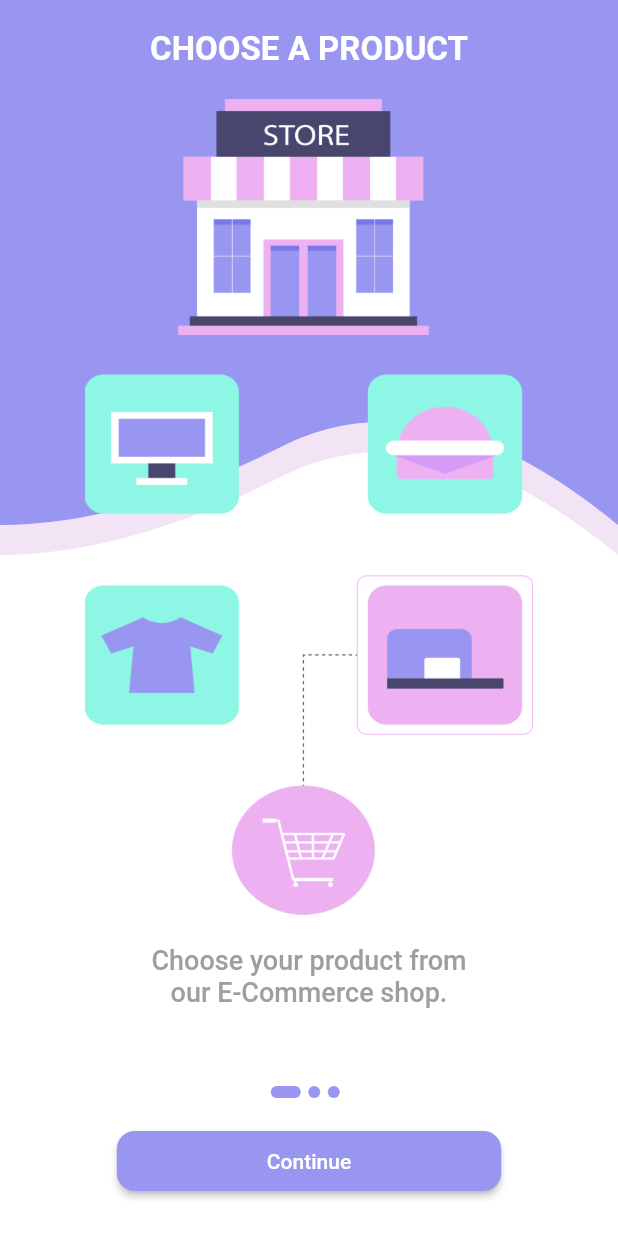
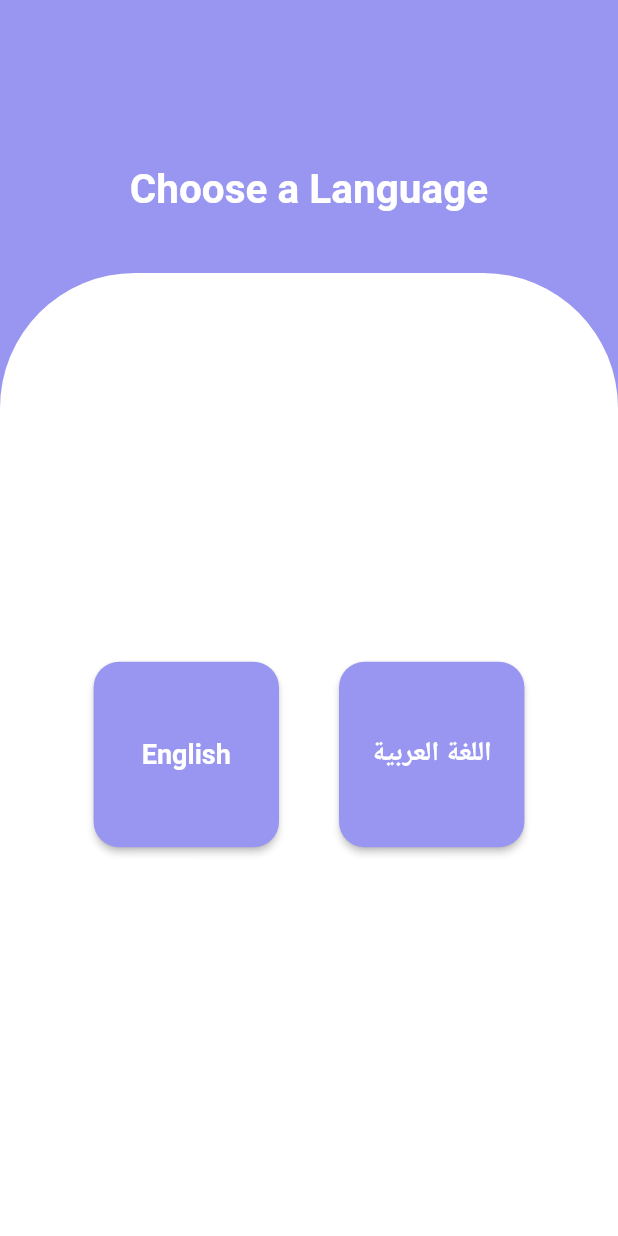
Before and after one commit to Yousef497/Flutter-E-Commerce, a Flutter app: the screen it shows after launch, on a phone screen of 412 x 824 dp. Run offline on Flutter 3.47's test engine with Material 2 defaults, Android fonts, the phone set to English and light mode, and no system bars; our stand-ins replace get, shared_preferences.

Commit message:
Choose a language at first run is added and localization files to map the languages

```diff
--- a/lib/core/constants/route.dart
+++ b/lib/core/constants/route.dart
@@ -1,3 +1,4 @@
 class AppRoute{
   static const String login = "/login";
+  static const String onBoarding = "/onboarding";
 }
--- /dev/null
+++ b/lib/core/localization/changeLocal.dart
@@ -0,0 +1,35 @@
+// Language controller that is responsible for changing language through the whole app
+
+import 'dart:ui';
+
+import 'package:e_commerce/core/services/services.dart';
+import 'package:get/get.dart';
+
+class LocaleController extends GetxController{
+
+  Locale? language;
+
+  MyServices myServices = Get.find();
+
+  changeLang(String langCode){
+    Locale locale = Locale(langCode);
+    myServices.sharedPreferences.setString("lang", langCode);
+    Get.updateLocale(locale);
+  }
+
+  @override
+  void onInit(){
+
+    String? sharedPrefLang = myServices.sharedPreferences.getString("lang");
+    if (sharedPrefLang == "ar"){
+      language = const Locale("ar");
+    } else if (sharedPrefLang == "en"){
+      language = const Locale("en");
+    } else {
+      language = Locale(Get.deviceLocale!.languageCode);
+    }
+
+    super.onInit();
+  }
+
+}
--- /dev/null
+++ b/lib/core/localization/translation.dart
@@ -0,0 +1,48 @@
+import 'package:get/get.dart';
+
+class MyTranslation extends Translations{
+
+  @override
+  Map<String, Map<String, String>> get keys => {
+
+    "ar": {
+      "Choose a Language" : "اختر اللغة",
+      "next": "التالي",
+      "settings": "الإعدادات",
+      "account": "الحساب",
+      "price": "الثمن",
+      "e-mail": "البريد الاكتروني",
+      "password": "كلمة السر",
+      "phone": "رقم الهاتف",
+      "Continue": "استمرار",
+      "TRACK YOUR ORDER": "تتبع طلبك",
+      "CHOOSE A PRODUCT": "اختر منتجًا",
+      "EASY & SAFE PAYMENT": "دفع سهل وآمن",
+      "Choose your product from \nour E-Commerce shop": "اختر منتجك من\nمتجرنا الإلكتروني",
+      "Best Tracker has been used to track your order.\nYou will know where your product is at the moment": "تم استخدام أفضل متتبع لتتبع طلبك\nستعرف مكان وجود منتجك في الوقت الحالي",
+      "Easy Checkout & Safe Payment methods": "سهولة اكمال الطلب وطرق الدفع الآمنة",
+
+
+    },
+
+    "en": {
+      "Choose a Language" : "Choose a Language",
+      "next": "Next",
+      "settings": "Settings",
+      "account": "Account",
+      "price": "Price",
+      "e-mail": "E-mail",
+      "password": "Password",
+      "phone": "Phone Number",
+      "Continue": "Continue",
+      "TRACK YOUR ORDER": "TRACK YOUR ORDER",
+      "CHOOSE A PRODUCT": "CHOOSE A PRODUCT",
+      "EASY & SAFE PAYMENT": "EASY & SAFE PAYMENT",
+      "Choose your product from \nour E-Commerce shop": "Choose your product from \nour E-Commerce shop",
+      "Best Tracker has been used to track your order.\nYou will know where your product is at the moment": "Best Tracker has been used to track your order.\nYou will know where your product is at the moment",
+      "Easy Checkout & Safe Payment methods": "Easy Checkout & Safe Payment methods",
+
+    }
+  };
+
+}
--- /dev/null
+++ b/lib/core/services/services.dart
@@ -0,0 +1,20 @@
+import 'package:get/get.dart';
+import 'package:shared_preferences/shared_preferences.dart';
+
+
+// all services to get when the app opens
+
+class MyServices extends GetxService{
+
+  late SharedPreferences sharedPreferences;
+
+  Future<MyServices> init() async {
+    sharedPreferences = await SharedPreferences.getInstance();
+    return this;
+  }
+
+}
+
+initialServices() async {
+  await Get.putAsync(() => MyServices().init());
+}
--- a/lib/data/datasource/static/static.dart
+++ b/lib/data/datasource/static/static.dart
@@ -2,7 +2,7 @@ import '../../../core/constants/imageassets.dart';
 import '../../model/onboardingmodel.dart';
 
 List<OnBoardingModel> onBoardingList= [
-  OnBoardingModel(title: "CHOOSE A PRODUCT", image: AppImageAssets.onBoardingImageOne, body: "Choose your product from \nour E-Commerce shop."),
-  OnBoardingModel(title: "EASY & SAFE PAYMENT",image: AppImageAssets.onBoardingImageTwo, body: "Easy Checkout & Safe Payment methods."),
-  OnBoardingModel(title: "TRACK YOUR ORDER",image: AppImageAssets.onBoardingImageThree, body: "Best Tracker has been used to track your order.\nYou will know where your product is at the moment.")
+  OnBoardingModel(title: "CHOOSE A PRODUCT", image: AppImageAssets.onBoardingImageOne, body: "Choose your product from \nour E-Commerce shop"),
+  OnBoardingModel(title: "EASY & SAFE PAYMENT",image: AppImageAssets.onBoardingImageTwo, body: "Easy Checkout & Safe Payment methods"),
+  OnBoardingModel(title: "TRACK YOUR ORDER",image: AppImageAssets.onBoardingImageThree, body: "Best Tracker has been used to track your order.\nYou will know where your product is at the moment")
 ];
--- a/lib/main.dart
+++ b/lib/main.dart
@@ -1,13 +1,18 @@
+import 'package:e_commerce/core/localization/translation.dart';
+import 'package:e_commerce/view/screen/language.dart';
 import 'package:e_commerce/view/screen/onboarding.dart';
 import 'package:flutter/material.dart';
 import 'package:flutter/services.dart';
 import 'package:get/get.dart';
 
 import 'core/constants/color.dart';
+import 'core/localization/changeLocal.dart';
+import 'core/services/services.dart';
 import 'routes.dart';
 
-void main() {
+void main() async {
   WidgetsFlutterBinding.ensureInitialized();
+  await initialServices();
   SystemChrome.setEnabledSystemUIMode(
     SystemUiMode.immersiveSticky,
     overlays: [SystemUiOverlay.top]
@@ -21,9 +26,14 @@ class MyApp extends StatelessWidget {
   // This widget is the root of your application.
   @override
   Widget build(BuildContext context) {
+    LocaleController controller = Get.put(LocaleController());
     return GetMaterialApp(
+      translations: MyTranslation(),
       debugShowCheckedModeBanner: false,
+
       title: 'Flutter Demo',
+
+      locale: controller.language,
       theme: ThemeData(
         textTheme: const TextTheme(
 
@@ -40,7 +50,7 @@ class MyApp extends StatelessWidget {
         ),
         primarySwatch: Colors.blue,
       ),
-      home: OnBoarding(),
+      home: Language(),
       routes: routes,
     );
   }
--- a/lib/routes.dart
+++ b/lib/routes.dart
@@ -1,8 +1,10 @@
 import 'package:e_commerce/view/screen/auth/login.dart';
+import 'package:e_commerce/view/screen/onboarding.dart';
 import 'package:flutter/material.dart';
 
 import 'core/constants/route.dart';
 
 Map<String, Widget Function(BuildContext)> routes = {
-  AppRoute.login : (context) => const Login()
+  AppRoute.login : (context) => const Login(),
+  AppRoute.onBoarding : (context) => const OnBoarding()
 };
--- /dev/null
+++ b/lib/view/screen/language.dart
@@ -0,0 +1,60 @@
+import 'package:e_commerce/core/constants/color.dart';
+import 'package:e_commerce/core/constants/route.dart';
+import 'package:e_commerce/core/localization/changeLocal.dart';
+import 'package:flutter/material.dart';
+import 'package:get/get.dart';
+
+import '../widget/LanguageChoice/customButtonLang.dart';
+import '../widget/LanguageChoice/languageHeader.dart';
+
+class Language extends GetView<LocaleController> {
+  const Language({Key? key}) : super(key: key);
+
+  @override
+  Widget build(BuildContext context) {
+    return Scaffold(
+      body: Container(
+        width: double.infinity,
+        decoration: const BoxDecoration(
+          color: AppColors.purple,
+        ),
+        child: Column(
+          children: [
+            const SizedBox(height: 90,),
+            const LanguageHeader(),
+            const SizedBox(height: 20,),
+            Expanded(
+              child: Container(
+                decoration: const BoxDecoration(
+                  color: AppColors.white,
+                  borderRadius: BorderRadius.only(
+                    topLeft: Radius.circular(90),
+                    topRight: Radius.circular(90)
+                  )
+                ),
+
+                child: Row(
+                  mainAxisAlignment: MainAxisAlignment.center,
+
+                  children: [
+                    CustomButtonLang(textbutton: "English", onPressed: () {
+                     controller.changeLang("en");
+                     Get.toNamed(AppRoute.onBoarding);
+                    }),
+
+                    const SizedBox(width: 40,),
+
+                    CustomButtonLang(textbutton: "اللغة العربية", onPressed: () {
+                      controller.changeLang("ar");
+                      Get.toNamed(AppRoute.onBoarding);
+                    }),
+                  ],
+                ),
+              ),
+            )
+          ],
+        ),
+      ),
+    );
+  }
+}
--- a/lib/view/screen/onboarding.dart
+++ b/lib/view/screen/onboarding.dart
@@ -21,6 +21,7 @@ class OnBoarding extends StatelessWidget {
           child: Column(
             children: [
               const Expanded(
+                flex: 1,
                 child: CustomSliderOnBoarding()
               ),
 
--- /dev/null
+++ b/lib/view/widget/LanguageChoice/customButtonLang.dart
@@ -0,0 +1,31 @@
+import 'package:e_commerce/core/constants/color.dart';
+import 'package:flutter/cupertino.dart';
+import 'package:flutter/material.dart';
+
+class CustomButtonLang extends StatelessWidget {
+
+  final String textbutton;
+  final void Function()? onPressed ;
+  const CustomButtonLang({Key? key, required this.textbutton, required this.onPressed}) : super(key: key);
+
+  @override
+  Widget build(BuildContext context) {
+    return SizedBox(
+      height: MediaQuery.of(context).size.height*0.15,
+      width: MediaQuery.of(context).size.width*0.3,
+      child: MaterialButton(
+        color: AppColors.purple,
+        textColor: AppColors.white,
+        shape: const RoundedRectangleBorder(borderRadius: BorderRadius.all(Radius.circular(17))),
+        onPressed: onPressed,
+        child: Text(
+          textbutton,
+          style: const TextStyle(
+            fontWeight: FontWeight.bold,
+            fontSize: 18,
+          ),
+        ),
+      ),
+    );
+  }
+}
--- /dev/null
+++ b/lib/view/widget/LanguageChoice/languageHeader.dart
@@ -0,0 +1,31 @@
+import 'package:flutter/cupertino.dart';
+import 'package:flutter/material.dart';
+import 'package:get/get.dart';
+
+import '../../../core/constants/color.dart';
+
+class LanguageHeader extends StatelessWidget {
+  const LanguageHeader({Key? key}) : super(key: key);
+
+  @override
+  Widget build(BuildContext context) {
+    return Padding(
+      padding: const EdgeInsets.all(20),
+      child: Column(
+        crossAxisAlignment: CrossAxisAlignment.start,
+        children: [
+          Center(
+            child: Text(
+              "Choose a Language".tr,
+              style: const TextStyle(
+                  fontWeight: FontWeight.bold,
+                  fontSize: 27,
+                  color: AppColors.white
+              ),
+            ),
+          )
+        ],
+      ),
+    );
+  }
+}
--- a/lib/view/widget/onBoarding/CustomButton.dart
+++ b/lib/view/widget/onBoarding/CustomButton.dart
@@ -15,13 +15,13 @@ class CustomButtonOnBoarding extends GetView<OnBoardingControllerImp> {
       child: MaterialButton(
           padding: const EdgeInsets.symmetric(horizontal: 100, vertical: 0),
           textColor: AppColors.white,
-          shape: RoundedRectangleBorder(borderRadius: BorderRadius.all(Radius.circular(12))),
+          shape: const RoundedRectangleBorder(borderRadius: BorderRadius.all(Radius.circular(12))),
           onPressed: () {
             controller.next();
           },
           color: AppColors.purple,
-          child: const Text(
-              "Continue"
+          child: Text(
+              "Continue".tr
           ),
       ),
     );
--- a/lib/view/widget/onBoarding/CustomSlider.dart
+++ b/lib/view/widget/onBoarding/CustomSlider.dart
@@ -31,7 +31,7 @@ class CustomSliderOnBoarding extends GetView<OnBoardingControllerImp> {
                       clipper: WaveClipper(),
                       child: Container(
                         color: AppColors.purpleShade,
-                        height: 370,
+                        height: 315,
                       ),
                     ),
                   ),
@@ -40,7 +40,7 @@ class CustomSliderOnBoarding extends GetView<OnBoardingControllerImp> {
                     clipper: WaveClipper(),
                     child: Container(
                       color: AppColors.purple,
-                      height: 350,
+                      height: 295,
                     ),
                   ),
 
@@ -51,7 +51,7 @@ class CustomSliderOnBoarding extends GetView<OnBoardingControllerImp> {
                         const SizedBox(height: 20,),
 
                         Text(
-                          onBoardingList[i].title!,
+                          onBoardingList[i].title!.tr,
                           style: Theme.of(context).textTheme.headline1,
                         ),
 
@@ -59,13 +59,13 @@ class CustomSliderOnBoarding extends GetView<OnBoardingControllerImp> {
 
                         Image.asset(
                           onBoardingList[i].image!,
-                          height: MediaQuery.of(context).size.height*0.66,
+                          height: MediaQuery.of(context).size.height*0.64,
                         ),
 
                         const SizedBox(height: 20,),
 
                         Text(
-                          onBoardingList[i].body!,
+                          onBoardingList[i].body!.tr,
                           textAlign: TextAlign.center,
                           style: Theme.of(context).textTheme.bodyText1,
                         ),
--- a/lib/view/widget/onBoarding/DotsController.dart
+++ b/lib/view/widget/onBoarding/DotsController.dart
@@ -17,7 +17,7 @@ class CustomDotControllerOnBoarding extends StatelessWidget {
             ...List.generate(
                 onBoardingList.length, (index) => AnimatedContainer(
               margin: const EdgeInsets.only(right: 5),
-              duration: Duration(milliseconds: 100),
+              duration: const Duration(milliseconds: 100),
               width: controller.currentPage == index ? 20 : 8,
               height: 8,
               decoration: BoxDecoration(
```
